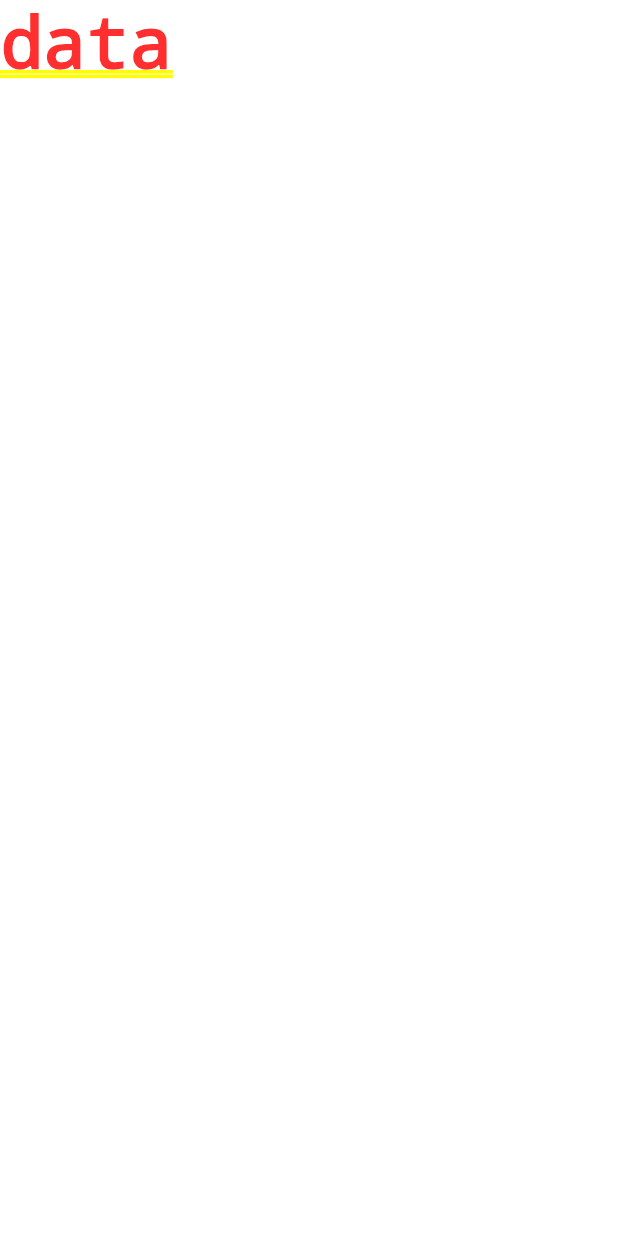
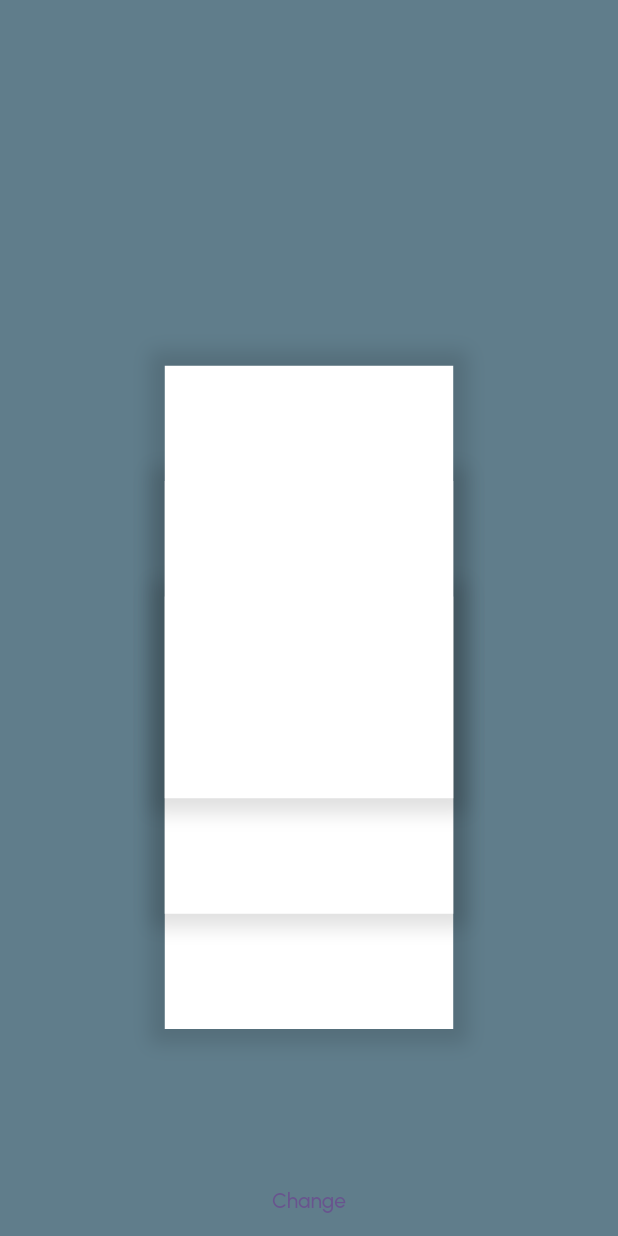
Before and after one commit to minato223/career_guide, a Flutter app: the screen it shows after launch, on a phone screen of 412 x 824 dp. Run offline on Flutter 3.47's test engine with Material 2 defaults, Android fonts, the phone set to English and light mode, and no system bars; project files that could hold a hidden picture were left out.

Commit message:
Animation des card superposés de la séconde vue

```diff
--- a/lib/main.dart
+++ b/lib/main.dart
@@ -1,3 +1,4 @@
+import 'package:career_guide/views/animation_view.dart';
 import 'package:flutter/material.dart';
 
 void main() {
@@ -13,11 +14,10 @@ class MyApp extends StatelessWidget {
       title: 'Flutter Demo',
       debugShowCheckedModeBanner: false,
       theme: ThemeData(
-        colorScheme: ColorScheme.fromSeed(seedColor: Colors.deepPurple),
-        useMaterial3: true,
-        fontFamily: "Urbanist"
-      ),
-      home: const Text("data"),
+          colorScheme: ColorScheme.fromSeed(seedColor: Colors.deepPurple),
+          useMaterial3: true,
+          fontFamily: "Urbanist"),
+      home: const AnimationView(),
     );
   }
 }
--- /dev/null
+++ b/lib/views/animation_view.dart
@@ -0,0 +1,87 @@
+// ignore_for_file: non_constant_identifier_names
+
+import 'package:career_guide/views/second_card_animation.dart';
+import 'package:flutter/material.dart';
+
+class AnimationView extends StatefulWidget {
+  const AnimationView({super.key});
+
+  @override
+  State<AnimationView> createState() => _AnimationViewState();
+}
+
+class _AnimationViewState extends State<AnimationView>
+    with TickerProviderStateMixin {
+  late AnimationController _1appearAnimationController;
+  late AnimationController _1disappearAnimationController;
+
+  late AnimationController _2appearAnimationController;
+  late AnimationController _2disappearAnimationController;
+
+  final Duration _duration = const Duration(seconds: 1);
+  @override
+  void initState() {
+    super.initState();
+    _1appearAnimationController =
+        AnimationController(vsync: this, duration: _duration);
+    _1disappearAnimationController =
+        AnimationController(vsync: this, duration: _duration);
+    _2appearAnimationController =
+        AnimationController(vsync: this, duration: _duration);
+    _2disappearAnimationController =
+        AnimationController(vsync: this, duration: _duration);
+    _2appearAnimationController.forward();
+    _1appearAnimationController.addListener(() {
+      if (_1appearAnimationController.status == AnimationStatus.completed) {
+        _2appearAnimationController.reset();
+        _2disappearAnimationController.reset();
+      }
+    });
+    _2appearAnimationController.addListener(() {
+      if (_2appearAnimationController.status == AnimationStatus.completed) {
+        _1appearAnimationController.reset();
+        _1disappearAnimationController.reset();
+      }
+    });
+  }
+
+  _animate() {
+    if (_2appearAnimationController.status == AnimationStatus.completed) {
+      _2disappearAnimationController.forward();
+      _1appearAnimationController.forward();
+    }
+    if (_1appearAnimationController.status == AnimationStatus.completed) {
+      _1disappearAnimationController.forward();
+      _2appearAnimationController.forward();
+    }
+  }
+
+  @override
+  Widget build(BuildContext context) {
+    return Scaffold(
+      backgroundColor: Colors.blueGrey,
+      body: Column(
+        children: [
+          Expanded(
+            child: Align(
+              alignment: Alignment.center,
+              child: Stack(
+                children: [
+                  SecondCardAnimation(
+                      appearAnimationController: _1appearAnimationController,
+                      disappearAnimationController:
+                          _1disappearAnimationController),
+                  SecondCardAnimation(
+                      appearAnimationController: _2appearAnimationController,
+                      disappearAnimationController:
+                          _2disappearAnimationController),
+                ],
+              ),
+            ),
+          ),
+          TextButton(onPressed: _animate, child: Text("Change"))
+        ],
+      ),
+    );
+  }
+}
--- /dev/null
+++ b/lib/views/second_card_animation.dart
@@ -0,0 +1,120 @@
+// ignore_for_file: must_be_immutable
+
+import 'dart:math';
+import 'dart:ui';
+
+import 'package:flutter/material.dart';
+
+List<Color> appColors = [
+  Colors.red,
+  Colors.blue,
+  Colors.yellow,
+  // Colors.brown,
+  // Colors.cyan,
+  // Colors.green
+];
+
+class SecondCardAnimation extends StatefulWidget {
+  AnimationController appearAnimationController;
+  AnimationController disappearAnimationController;
+  SecondCardAnimation(
+      {super.key,
+      required this.appearAnimationController,
+      required this.disappearAnimationController});
+
+  @override
+  State<SecondCardAnimation> createState() => _SecondCardAnimationState();
+}
+
+class _SecondCardAnimationState extends State<SecondCardAnimation> {
+  List<Color> colors = [...appColors];
+  final List<Animation<double>> _appearAnimations = [];
+  final List<Animation<double>> _disappearAnimations = [];
+  final int _selectedIndex = 0;
+  @override
+  void initState() {
+    super.initState();
+    _setupAnimation();
+    // _startAppearAnimation();
+  }
+
+  _setupAnimation() {
+    for (int i = 0; i < colors.length; i++) {
+      double ratio = 1 / colors.length;
+      double start = i * (ratio / 5);
+      double end = (i + 1) * ratio;
+      int reversedIndex = colors.length - i - 1;
+      end = 1 - (reversedIndex * ratio / 5);
+      Curve curve = Interval(start, end, curve: Curves.easeOut);
+      Tween<double> tween = Tween<double>(begin: 0, end: 1);
+      Animation<double> appearAnimation = tween.animate(CurvedAnimation(
+          parent: widget.appearAnimationController, curve: curve));
+      Animation<double> disappearAnimation = tween.animate(CurvedAnimation(
+          parent: widget.disappearAnimationController, curve: curve));
+      _appearAnimations.add(appearAnimation);
+      _disappearAnimations.add(disappearAnimation);
+    }
+  }
+
+  _getReverse(double value) {
+    return (value - 1) * (-1);
+  }
+
+  @override
+  Widget build(BuildContext context) {
+    return AnimatedBuilder(
+      animation: widget.disappearAnimationController,
+      builder: (context, child) {
+        return AnimatedBuilder(
+          animation: widget.appearAnimationController,
+          builder: (context, child) {
+            return Stack(
+              children: List.generate(colors.length, (index) {
+                double sigma = 0;
+                // double sigma = _selectedIndex == index ? 0 : 5;
+                return Stack(
+                  children: [
+                    Opacity(
+                      opacity: _appearAnimations[index].value,
+                      child: Container(
+                        transformAlignment: Alignment.center,
+                        transform: Matrix4.identity()
+                          ..setEntry(3, 2, .001)
+                          ..scale(_appearAnimations[index].value)
+                          ..translate(
+                              (_disappearAnimations[index].value * 300),
+                              (index * 80.0),
+                              (_getReverse(_disappearAnimations[index].value) *
+                                  40))
+                          ..rotateY(
+                              (pi * .5) * _disappearAnimations[index].value)
+                          ..rotateX(
+                              (-pi * .1) * _disappearAnimations[index].value),
+                        height: 300,
+                        width: 200,
+                        decoration: const BoxDecoration(
+                            color: Colors.white,
+                            boxShadow: [
+                              BoxShadow(
+                                  color: Colors.black12,
+                                  offset: Offset.zero,
+                                  blurRadius: 10,
+                                  spreadRadius: 10)
+                            ]),
+                      ),
+                    ),
+                    Positioned.fill(
+                        child: BackdropFilter(
+                      filter: ImageFilter.blur(sigmaX: sigma, sigmaY: sigma),
+                      child: const SizedBox(),
+                    ))
+                  ],
+                );
+              }).reversed.toList(),
+            );
+          },
+        );
+      },
+    );
+  }
+}
```
